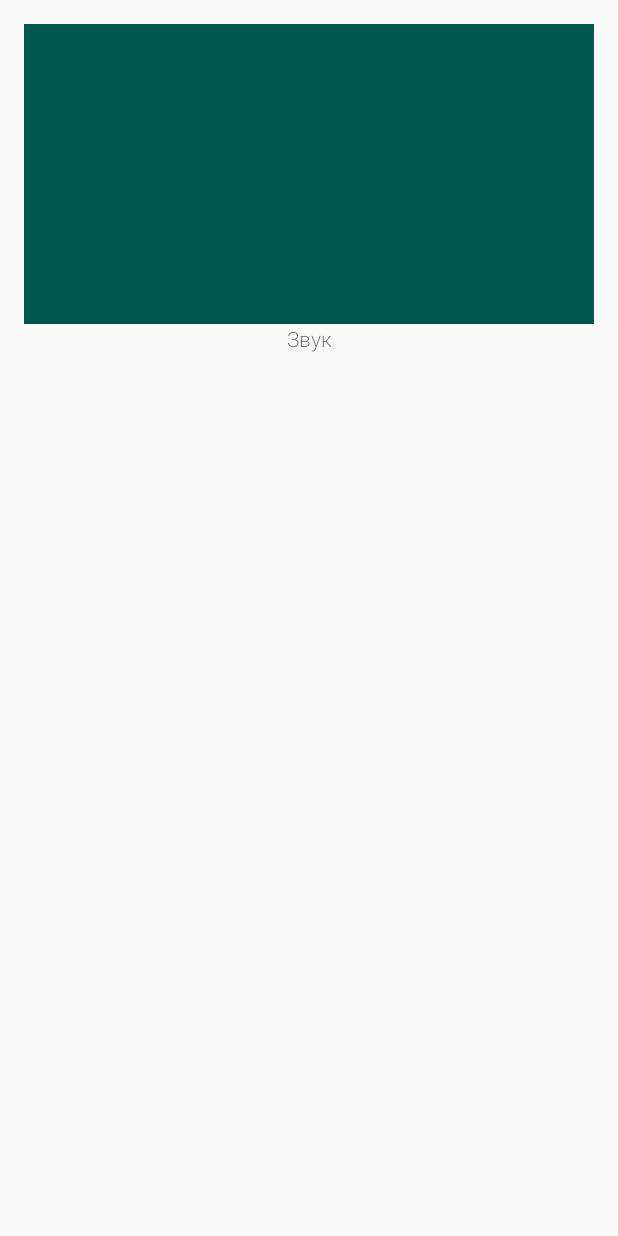
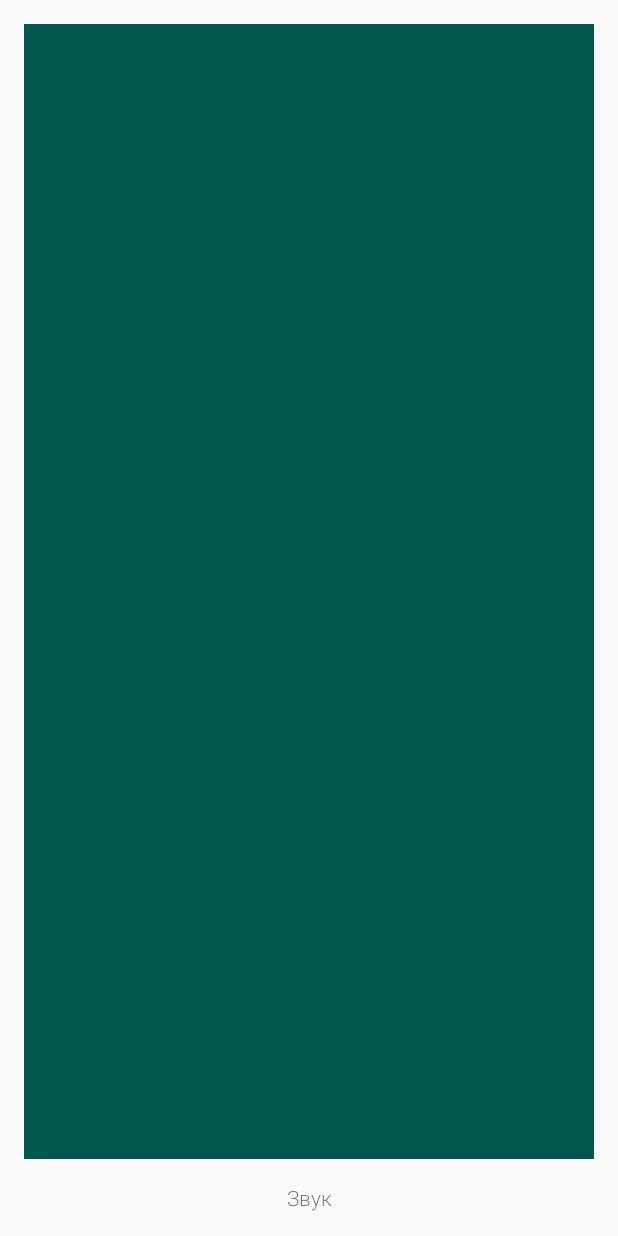
Before and after one commit to Azati1/soundhub, an Android app: the layout soundboard_item.xml on its own in the app's theme, with its tools: preview values and no code run, on a phone screen of 412 x 824 dp. Run offline under Robolectric (Android 15) with nearby library versions, the light colour scheme and no system bars.

Commit message:
фикс отображения карточек

```diff
--- a/app/src/main/res/layout/soundboard_item.xml
+++ b/app/src/main/res/layout/soundboard_item.xml
@@ -1,28 +1,32 @@
 <?xml version="1.0" encoding="utf-8"?>
-<androidx.constraintlayout.widget.ConstraintLayout
+<androidx.constraintlayout.widget.ConstraintLayout xmlns:android="http://schemas.android.com/apk/res/android"
+    xmlns:app="http://schemas.android.com/apk/res-auto"
     android:id="@+id/item_container"
-    xmlns:android="http://schemas.android.com/apk/res/android"
-    xmlns:app="http://schemas.android.com/apk/res-auto"
-    android:orientation="vertical"
     android:layout_width="match_parent"
-    android:layout_height="match_parent">
+    android:layout_height="match_parent"
+    android:orientation="vertical">
 
     <View
         android:id="@+id/view"
         android:layout_width="0dp"
-        android:layout_height="200dp"
+        android:layout_height="0dp"
+        android:layout_margin="16dp"
         android:background="@color/colorPrimaryDark"
+        app:layout_constraintBottom_toTopOf="@+id/item_text"
         app:layout_constraintEnd_toEndOf="parent"
+        app:layout_constraintHorizontal_bias="0.5"
         app:layout_constraintStart_toStartOf="parent"
-        app:layout_constraintTop_toTopOf="parent"
-        android:layout_margin="16dp"/>
+        app:layout_constraintTop_toTopOf="parent" />
 
     <TextView
         android:id="@+id/item_text"
         android:layout_width="wrap_content"
         android:layout_height="wrap_content"
+        android:layout_marginBottom="16dp"
         android:text="Звук"
+        app:layout_constraintBottom_toBottomOf="parent"
         app:layout_constraintEnd_toEndOf="parent"
+        app:layout_constraintHorizontal_bias="0.5"
         app:layout_constraintStart_toStartOf="parent"
         app:layout_constraintTop_toBottomOf="@+id/view" />
 
```
